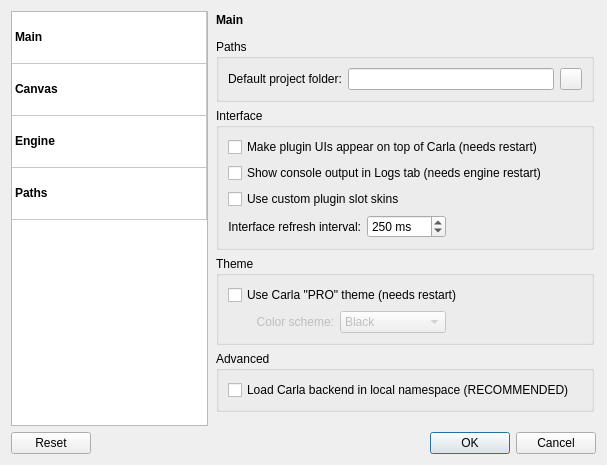
falkTX/Carla, file resources/ui/carla_settings.ui: the form before one commit.
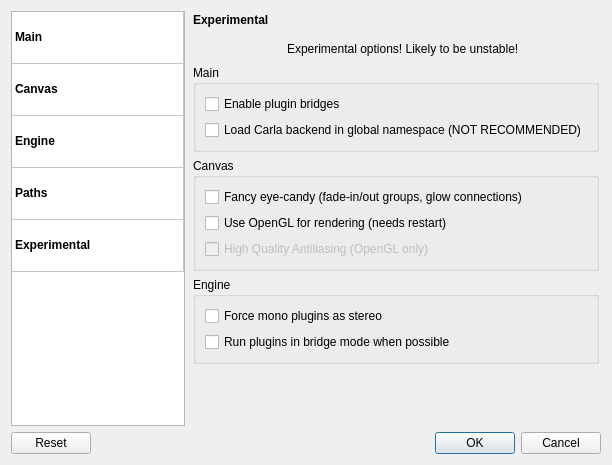
The form after the commit. The open tabs and pages were chosen to show the change. Icons and pictures are not drawn.

Commit message: Move experimental options to new settings tab

Diff of the .ui file:
```diff
--- a/resources/ui/carla_settings.ui
+++ b/resources/ui/carla_settings.ui
@@ -6,7 +6,7 @@
    <rect>
     <x>0</x>
     <y>0</y>
-    <width>607</width>
+    <width>612</width>
     <height>465</height>
    </rect>
   </property>
@@ -86,6 +86,11 @@
          <string>paths</string>
         </property>
        </row>
+       <row>
+        <property name="text">
+         <string>experimental</string>
+        </property>
+       </row>
        <column>
         <property name="text">
          <string>Widget</string>
@@ -166,6 +171,24 @@
          <set>ItemIsSelectable|ItemIsEnabled</set>
         </property>
        </item>
+       <item row="4" column="0">
+        <property name="text">
+         <string>Experimental</string>
+        </property>
+        <property name="font">
+         <font>
+          <weight>75</weight>
+          <bold>true</bold>
+         </font>
+        </property>
+        <property name="icon">
+         <iconset resource="../resources.qrc">
+          <normaloff>:/48x48/warning.png</normaloff>:/48x48/warning.png</iconset>
+        </property>
+        <property name="flags">
+         <set>ItemIsSelectable|ItemIsEnabled</set>
+        </property>
+       </item>
       </widget>
      </item>
      <item>
@@ -289,7 +312,7 @@
                <enum>Qt::Horizontal</enum>
               </property>
               <property name="sizeType">
-               <enum>QSizePolicy::Fixed</enum>
+               <enum>QSizePolicy::Preferred</enum>
               </property>
               <property name="sizeHint" stdset="0">
                <size>
@@ -398,13 +421,13 @@
          <item>
           <widget class="QGroupBox" name="group_main_advanced">
            <property name="title">
-            <string>Advanced</string>
+            <string>Experimental</string>
            </property>
            <layout class="QVBoxLayout" name="verticalLayout_10">
             <item>
              <widget class="QCheckBox" name="ch_main_load_lib_local">
               <property name="text">
-               <string>Load Carla backend in local namespace (RECOMMENDED)</string>
+               <string>Enable experimental features</string>
               </property>
              </widget>
             </item>
@@ -627,17 +650,7 @@
             <item>
              <widget class="QCheckBox" name="cb_canvas_eyecandy">
               <property name="text">
-               <string>Fancy Eye-candy</string>
-              </property>
-              <property name="tristate">
-               <bool>true</bool>
-              </property>
-             </widget>
-            </item>
-            <item>
-             <widget class="QCheckBox" name="cb_canvas_use_opengl">
-              <property name="text">
-               <string>Use OpenGL for rendering (EXPERIMENTAL, needs restart)</string>
+               <string>Basic eye-candy (group shadows)</string>
               </property>
              </widget>
             </item>
@@ -660,16 +673,6 @@
               </property>
              </widget>
             </item>
-            <item>
-             <widget class="QCheckBox" name="cb_canvas_render_hq_aa">
-              <property name="enabled">
-               <bool>false</bool>
-              </property>
-              <property name="text">
-               <string>High Quality Antiliasing (OpenGL only)</string>
-              </property>
-             </widget>
-            </item>
            </layout>
           </widget>
          </item>
@@ -966,36 +969,6 @@
            </layout>
           </widget>
          </item>
-         <item>
-          <widget class="QGroupBox" name="groupBox_2">
-           <property name="title">
-            <string>Advanced</string>
-           </property>
-           <layout class="QVBoxLayout" name="verticalLayout_17">
-            <item>
-             <widget class="QCheckBox" name="ch_engine_force_stereo">
-              <property name="toolTip">
-               <string>Force mono plugins as stereo by running 2 instances at the same time.
-This mode is not available for VST plugins.</string>
-              </property>
-              <property name="text">
-               <string>Force mono plugins as stereo (EXPERIMENTAL)</string>
-              </property>
-             </widget>
-            </item>
-            <item>
-             <widget class="QCheckBox" name="ch_engine_prefer_plugin_bridges">
-              <property name="toolTip">
-               <string>Whenever possible, run the plugins in bridge mode.</string>
-              </property>
-              <property name="text">
-               <string>Run plugins in bridge mode when possible (EXPERIMENTAL)</string>
-              </property>
-             </widget>
-            </item>
-           </layout>
-          </widget>
-         </item>
          <item>
           <widget class="QLabel" name="label_15">
            <property name="maximumSize">
@@ -1407,6 +1380,221 @@
          </item>
         </layout>
        </widget>
+       <widget class="QWidget" name="page_experimental">
+        <layout class="QVBoxLayout" name="verticalLayout_21">
+         <property name="margin">
+          <number>2</number>
+         </property>
+         <item>
+          <layout class="QHBoxLayout" name="horizontalLayout_15">
+           <item>
+            <widget class="QLabel" name="label_11">
+             <property name="text">
+              <string>&lt;b&gt;Experimental&lt;/b&gt;</string>
+             </property>
+             <property name="alignment">
+              <set>Qt::AlignLeading|Qt::AlignLeft|Qt::AlignTop</set>
+             </property>
+            </widget>
+           </item>
+           <item>
+            <spacer name="horizontalSpacer_22">
+             <property name="orientation">
+              <enum>Qt::Horizontal</enum>
+             </property>
+             <property name="sizeHint" stdset="0">
+              <size>
+               <width>40</width>
+               <height>20</height>
+              </size>
+             </property>
+            </spacer>
+           </item>
+           <item>
+            <widget class="QLabel" name="label_icon_engine_2">
+             <property name="text">
+              <string notr="true"/>
+             </property>
+             <property name="pixmap">
+              <pixmap resource="../resources.qrc">:/48x48/warning.png</pixmap>
+             </property>
+             <property name="alignment">
+              <set>Qt::AlignHCenter|Qt::AlignTop</set>
+             </property>
+            </widget>
+           </item>
+          </layout>
+         </item>
+         <item>
+          <layout class="QHBoxLayout" name="horizontalLayout_12">
+           <item>
+            <spacer name="horizontalSpacer_18">
+             <property name="orientation">
+              <enum>Qt::Horizontal</enum>
+             </property>
+             <property name="sizeHint" stdset="0">
+              <size>
+               <width>40</width>
+               <height>20</height>
+              </size>
+             </property>
+            </spacer>
+           </item>
+           <item>
+            <widget class="QLabel" name="label_16">
+             <property name="maximumSize">
+              <size>
+               <width>22</width>
+               <height>22</height>
+              </size>
+             </property>
+             <property name="text">
+              <string/>
+             </property>
+             <property name="pixmap">
+              <pixmap resource="../resources.qrc">:/16x16/dialog-warning.png</pixmap>
+             </property>
+             <property name="alignment">
+              <set>Qt::AlignRight|Qt::AlignTrailing|Qt::AlignVCenter</set>
+             </property>
+            </widget>
+           </item>
+           <item>
+            <widget class="QLabel" name="label_17">
+             <property name="text">
+              <string>Experimental options! Likely to be unstable!</string>
+             </property>
+            </widget>
+           </item>
+           <item>
+            <spacer name="horizontalSpacer_19">
+             <property name="orientation">
+              <enum>Qt::Horizontal</enum>
+             </property>
+             <property name="sizeHint" stdset="0">
+              <size>
+               <width>40</width>
+               <height>20</height>
+              </size>
+             </property>
+            </spacer>
+           </item>
+          </layout>
+         </item>
+         <item>
+          <widget class="QGroupBox" name="group_advanced_main">
+           <property name="title">
+            <string>Main</string>
+           </property>
+           <layout class="QVBoxLayout" name="verticalLayout_17">
+            <item>
+             <widget class="QCheckBox" name="cb_advanced_plugin_bridges">
+              <property name="text">
+               <string>Enable plugin bridges</string>
+              </property>
+             </widget>
+            </item>
+            <item>
+             <widget class="QCheckBox" name="ch_advanced_load_lib_global">
+              <property name="text">
+               <string>Load Carla backend in global namespace (NOT RECOMMENDED)</string>
+              </property>
+             </widget>
+            </item>
+           </layout>
+          </widget>
+         </item>
+         <item>
+          <widget class="QGroupBox" name="group_advanced_canvas">
+           <property name="title">
+            <string>Canvas</string>
+           </property>
+           <layout class="QVBoxLayout" name="verticalLayout_16">
+            <item>
+             <widget class="QCheckBox" name="cb_canvas_fancy_eyecandy">
+              <property name="text">
+               <string>Fancy eye-candy (fade-in/out groups, glow connections)</string>
+              </property>
+             </widget>
+            </item>
+            <item>
+             <widget class="QCheckBox" name="cb_canvas_use_opengl">
+              <property name="text">
+               <string>Use OpenGL for rendering (needs restart)</string>
+              </property>
+             </widget>
+            </item>
+            <item>
+             <widget class="QCheckBox" name="cb_canvas_render_hq_aa">
+              <property name="enabled">
+               <bool>false</bool>
+              </property>
+              <property name="text">
+               <string>High Quality Antiliasing (OpenGL only)</string>
+              </property>
+             </widget>
+            </item>
+           </layout>
+          </widget>
+         </item>
+         <item>
+          <widget class="QGroupBox" name="group_avanced_engine">
+           <property name="title">
+            <string>Engine</string>
+           </property>
+           <layout class="QVBoxLayout" name="verticalLayout_20">
+            <item>
+             <widget class="QCheckBox" name="ch_engine_force_stereo">
+              <property name="toolTip">
+               <string>Force mono plugins as stereo by running 2 instances at the same time.
+This mode is not available for VST plugins.</string>
+              </property>
+              <property name="text">
+               <string>Force mono plugins as stereo</string>
+              </property>
+             </widget>
+            </item>
+            <item>
+             <widget class="QCheckBox" name="ch_engine_prefer_plugin_bridges">
+              <property name="toolTip">
+               <string>Whenever possible, run the plugins in bridge mode.</string>
+              </property>
+              <property name="text">
+               <string>Run plugins in bridge mode when possible</string>
+              </property>
+             </widget>
+            </item>
+           </layout>
+          </widget>
+         </item>
+         <item>
+          <spacer name="verticalSpacer_4">
+           <property name="orientation">
+            <enum>Qt::Vertical</enum>
+           </property>
+           <property name="sizeHint" stdset="0">
+            <size>
+             <width>20</width>
+             <height>70</height>
+            </size>
+           </property>
+          </spacer>
+         </item>
+         <item>
+          <widget class="QLabel" name="label_25">
+           <property name="maximumSize">
+            <size>
+             <width>16777215</width>
+             <height>5</height>
+            </size>
+           </property>
+           <property name="text">
+            <string/>
+           </property>
+          </widget>
+         </item>
+        </layout>
+       </widget>
        <widget class="QWidget" name="page"/>
       </widget>
      </item>
```
Left out of the diff: 36 changed lines with no effect on the pictures. The commit also changes 7 other files.
